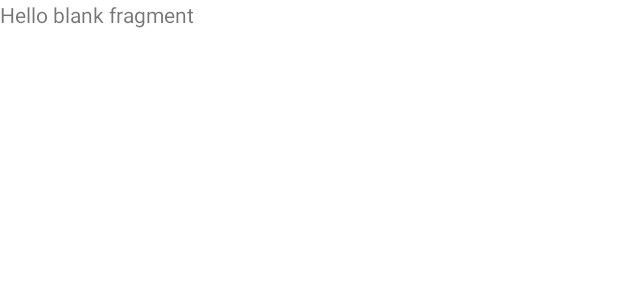
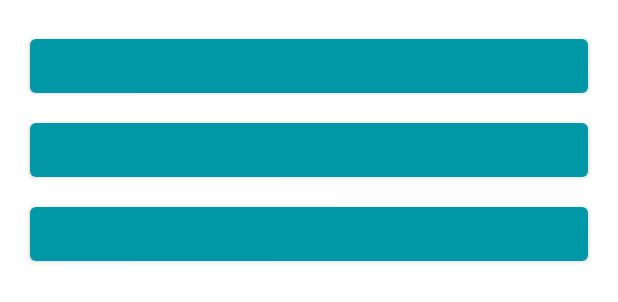
Before and after one commit to wanderlp/kotlin-words, an Android app: the layout fragment_word_list.xml on its own in the app's theme, with its tools: preview values and no code run, on a phone screen of 412 x 824 dp. Shown: the top 302 px of the screen. Run offline under Robolectric (Android 15) with nearby library versions, the phone set to English and light mode, and no system bars.

Commit message:
Se copia el diseño de los activities hacia los fragment

```diff
--- a/app/src/main/res/layout/fragment_word_list.xml
+++ b/app/src/main/res/layout/fragment_word_list.xml
@@ -1,14 +1,31 @@
-<?xml version="1.0" encoding="utf-8"?>
+<?xml version="1.0" encoding="utf-8"?><!--
+     Copyright (C) 2020 The Android Open Source Project
+
+     Licensed under the Apache License, Version 2.0 (the "License");
+     you may not use this file except in compliance with the License.
+     You may obtain a copy of the License at
+
+          http://www.apache.org/licenses/LICENSE-2.0
+
+     Unless required by applicable law or agreed to in writing, software
+     distributed under the License is distributed on an "AS IS" BASIS,
+     WITHOUT WARRANTIES OR CONDITIONS OF ANY KIND, either express or implied.
+     See the License for the specific language governing permissions and
+     limitations under the License.
+-->
+
 <FrameLayout xmlns:android="http://schemas.android.com/apk/res/android"
     xmlns:tools="http://schemas.android.com/tools"
     android:layout_width="match_parent"
     android:layout_height="match_parent"
     tools:context=".WordListFragment">
 
-    <!-- TODO: Update blank fragment layout -->
-    <TextView
+    <androidx.recyclerview.widget.RecyclerView
+        android:id="@+id/recycler_view"
         android:layout_width="match_parent"
         android:layout_height="match_parent"
-        android:text="@string/hello_blank_fragment" />
+        android:clipToPadding="false"
+        android:padding="16dp"
+        tools:listitem="@layout/item_view" />
 
 </FrameLayout>
```
Also changed, not shown: app/src/main/res/layout/fragment_letter_list.xml (+19 -5 lines).
